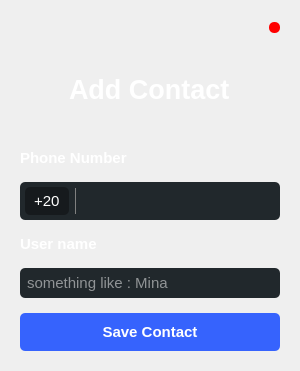
The window that addcontact.ui (MarkoSami/chatVibes2) describes before a commit, drawn with Qt 5.
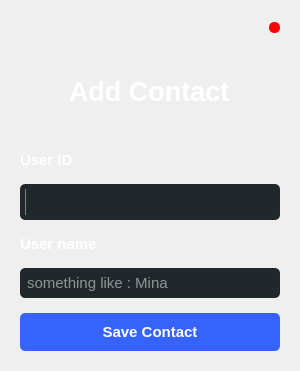
The same window after the commit. Icons and pictures are not drawn.

Patch:
```diff
--- a/addcontact.ui
+++ b/addcontact.ui
@@ -129,7 +129,7 @@
 background:transparent;</string>
         </property>
         <property name="text">
-         <string>Phone Number</string>
+         <string>User ID</string>
         </property>
        </widget>
       </item>
@@ -156,20 +156,11 @@
          <property name="bottomMargin">
           <number>0</number>
          </property>
-         <item alignment="Qt::AlignVCenter">
-          <widget class="QLabel" name="label_10">
-           <property name="styleSheet">
-            <string notr="true">font-size:15px;
-color:white ;
-background:#161a1d;</string>
-           </property>
-           <property name="text">
-            <string>+20</string>
-           </property>
-          </widget>
-         </item>
          <item>
           <widget class="QLineEdit" name="lineEdit_4">
+           <property name="enabled">
+            <bool>false</bool>
+           </property>
            <property name="styleSheet">
             <string notr="true">color:white;
 font-size: 12px;
```
